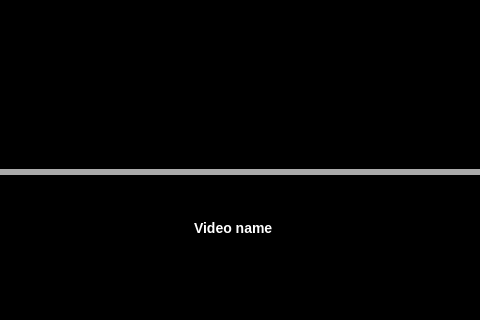
First picture: the form in ui/watch.ui, repository ThaiAn1809/Python-app, before the edit; both pictures show x 275 to 755 and y 448 to 768 of the 1024 by 768 pixel window.
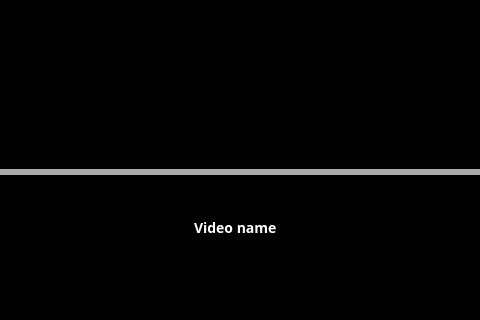
Second picture: the form after the edit. Icons and pictures are not drawn.

Patch:
```diff
--- a/ui/watch.ui
+++ b/ui/watch.ui
@@ -488,6 +488,13 @@
       <height>31</height>
      </rect>
     </property>
+    <property name="font">
+     <font>
+      <family>Geist SemiBold</family>
+      <pointsize>-1</pointsize>
+      <bold>true</bold>
+     </font>
+    </property>
     <property name="styleSheet">
      <string notr="true">QLabel {
     color: white;               /* White text */
```
